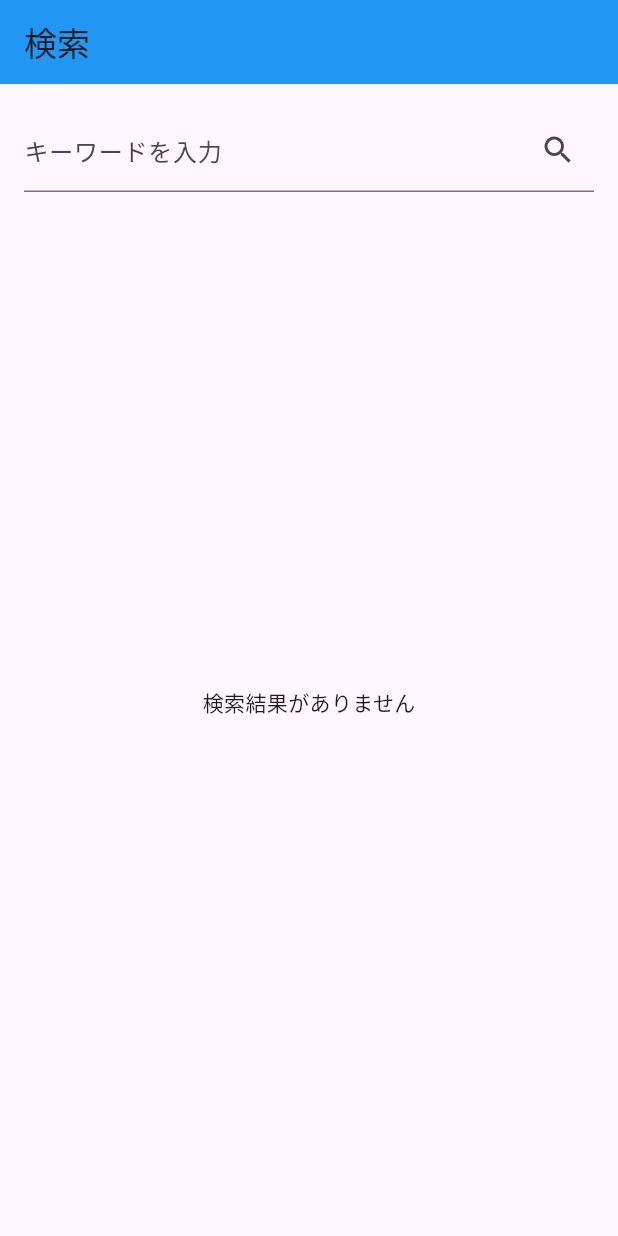
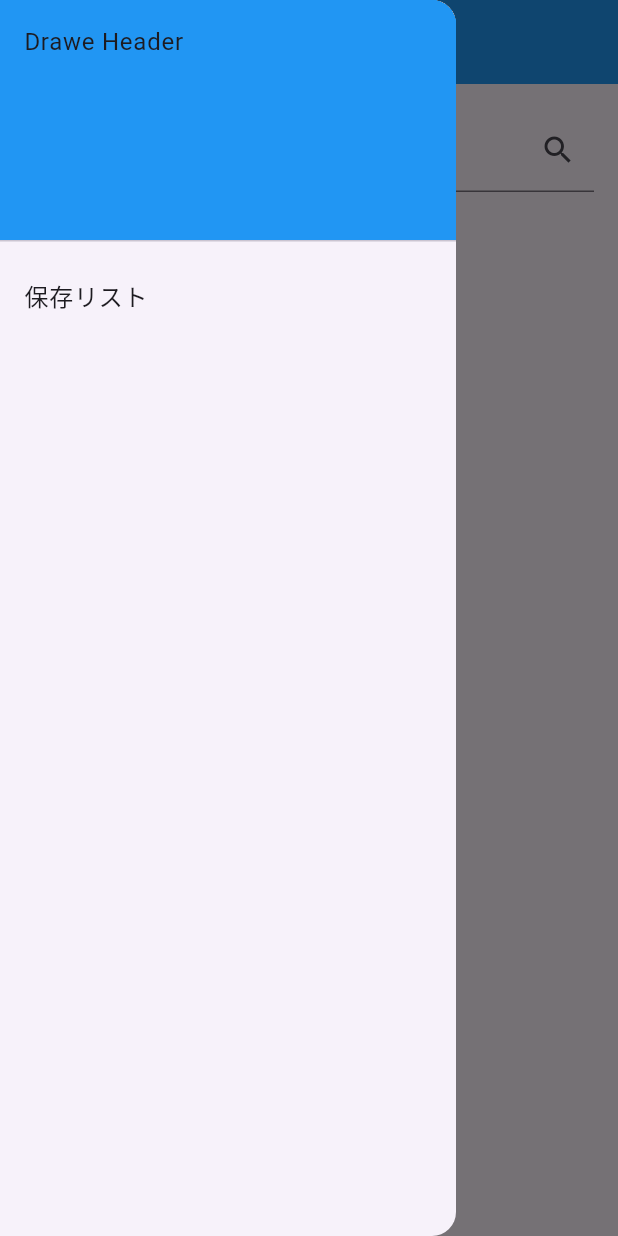
Before and after one commit to 54-xenon/NarouReader, a Flutter app: the screen it shows after launch, with the side drawer open (before the commit the screen has no drawer), on a phone screen of 412 x 824 dp. Run offline on Flutter 3.47's test engine with Material 3 defaults, Android fonts, the phone set to English and light mode, and no system bars; our stand-ins replace flutter_riverpod.

```diff
--- a/lib/screens/home_screen.dart
+++ b/lib/screens/home_screen.dart
@@ -2,6 +2,7 @@
 
 import 'package:flutter/material.dart';
 import 'package:naroureader/screens/detailPage.dart';
+import 'package:naroureader/screens/savedList_screen.dart';
 // import 'package:naroureader/screens/AlertDialogPage.dart';
 // アラートは一旦無効化する
 import '../models/novel.dart';
@@ -34,6 +35,27 @@ class _HomeScreenState extends State<HomeScreen> {
       appBar: AppBar(
         title: const Text('検索'),
         backgroundColor: Colors.blue,
+      ),
+      drawer: Drawer(
+        child: ListView(
+          children: <Widget>[
+            DrawerHeader(
+              child: Text('Drawe Header'),
+              decoration: BoxDecoration(
+                color: Colors.blue,
+              ),
+            ),
+            ListTile(
+              title: Text('保存リスト'),
+              onTap: () {
+                // savedList_screenに飛ぶ
+                Navigator.push(context,
+                  MaterialPageRoute(builder: (context) => savedListPage())
+                );
+              },
+            )
+          ],
+        ),
       ),
       body: Padding(
         padding: EdgeInsets.all(16.0),
```
Also changed, not shown: lib/screens/savedList_screen.dart (added, +23 -0 lines), lib/database/savedList_detabase.dart (added), 2 other files.
